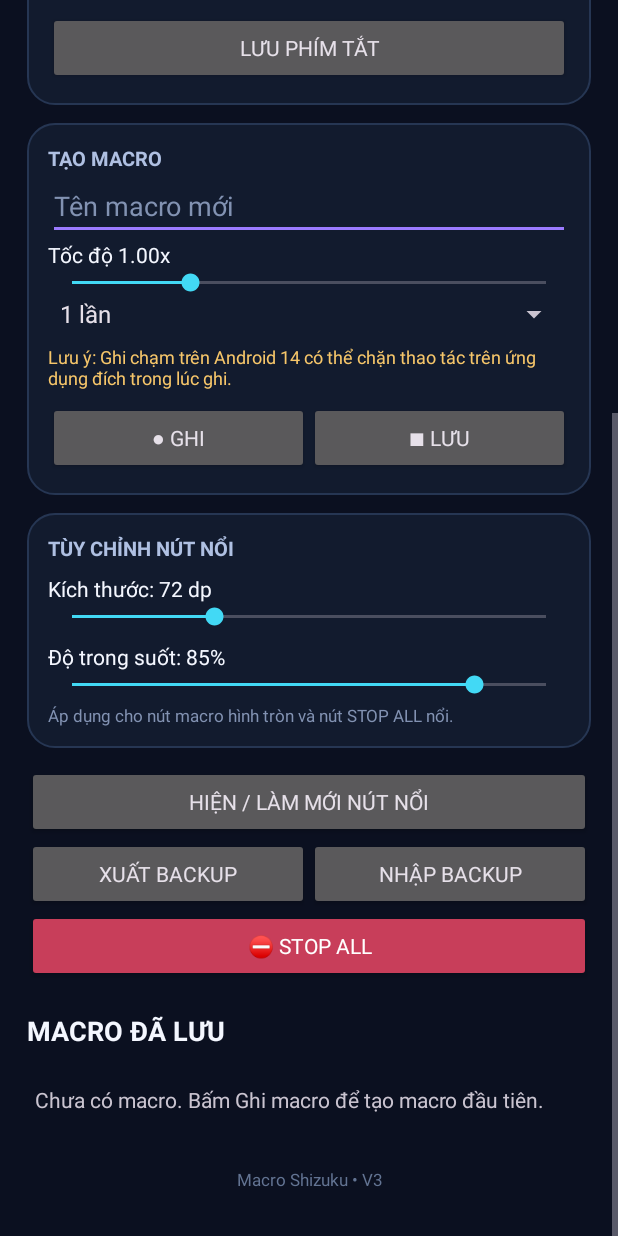
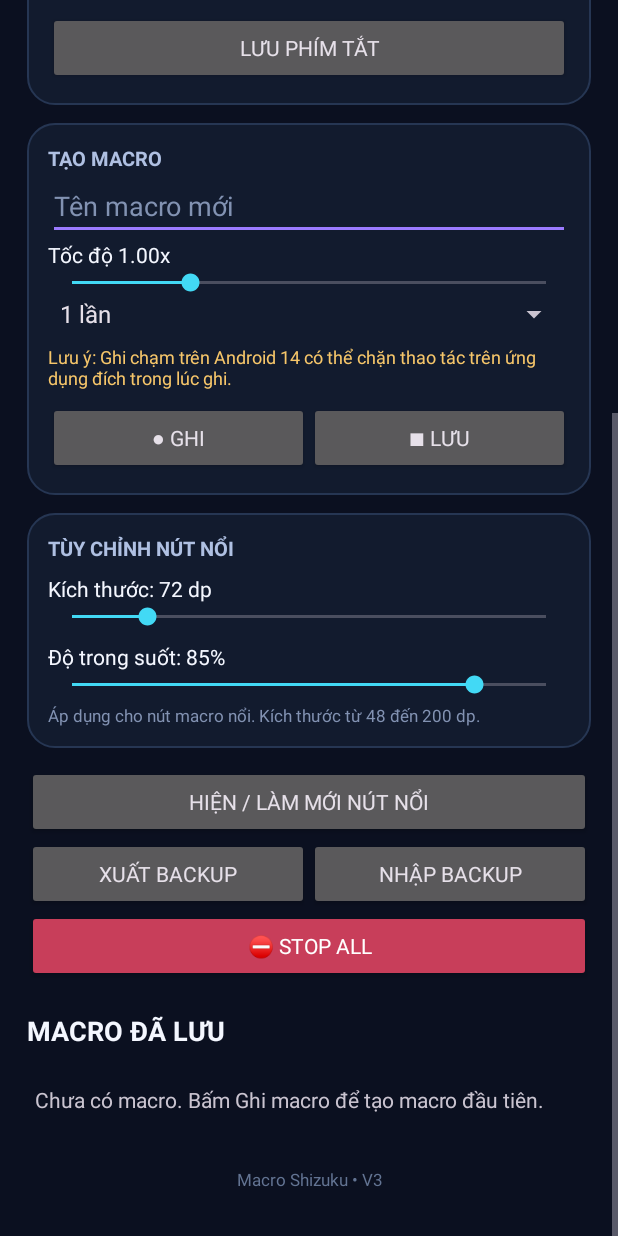
Before and after one commit to thezkhai07-dev/MacroShizuku-V3-Android14, an Android app: the screen it shows after launch (MainActivity), scrolled down 413 dp, on a phone screen of 412 x 824 dp. Run offline under Robolectric (Android 15) with nearby library versions, the phone set to English and light mode, and no system bars; libraries missing offline, so code that uses them is left out: rikka.shizuku; 3 statements that could not run were skipped.

Commit message:
Expand floating macro size and add color control

```diff
--- a/app/src/main/res/layout/activity_main.xml
+++ b/app/src/main/res/layout/activity_main.xml
@@ -42,10 +42,10 @@
             android:background="@drawable/bg_panel" android:layout_width="match_parent" android:layout_height="wrap_content">
             <TextView android:text="TÙY CHỈNH NÚT NỔI" android:textColor="#AFC0E2" android:textStyle="bold" android:textSize="13sp" android:layout_width="match_parent" android:layout_height="wrap_content"/>
             <TextView android:id="@+id/floatSizeText" android:text="Kích thước: 72 dp" android:textColor="#F4F7FF" android:paddingTop="8dp" android:layout_width="match_parent" android:layout_height="wrap_content"/>
-            <SeekBar android:id="@+id/floatSize" android:max="80" android:progress="24" android:progressTint="#42D9F5" android:thumbTint="#42D9F5" android:layout_width="match_parent" android:layout_height="wrap_content"/>
+            <SeekBar android:id="@+id/floatSize" android:max="152" android:progress="24" android:progressTint="#42D9F5" android:thumbTint="#42D9F5" android:layout_width="match_parent" android:layout_height="wrap_content"/>
             <TextView android:id="@+id/floatAlphaText" android:text="Độ trong suốt: 85%" android:textColor="#F4F7FF" android:paddingTop="8dp" android:layout_width="match_parent" android:layout_height="wrap_content"/>
             <SeekBar android:id="@+id/floatAlpha" android:max="100" android:progress="85" android:progressTint="#42D9F5" android:thumbTint="#42D9F5" android:layout_width="match_parent" android:layout_height="wrap_content"/>
-            <TextView android:text="Áp dụng cho nút macro hình tròn và nút STOP ALL nổi." android:textColor="#8292B2" android:textSize="11sp" android:paddingTop="4dp" android:layout_width="match_parent" android:layout_height="wrap_content"/>
+            <TextView android:text="Áp dụng cho nút macro nổi. Kích thước từ 48 đến 200 dp." android:textColor="#8292B2" android:textSize="11sp" android:paddingTop="4dp" android:layout_width="match_parent" android:layout_height="wrap_content"/>
         </LinearLayout>
         <Button android:id="@+id/floatBtn" android:text="Hiện / làm mới nút nổi" android:layout_marginTop="12dp" android:layout_width="match_parent" android:layout_height="wrap_content"/>
         <LinearLayout android:orientation="horizontal" android:layout_width="match_parent" android:layout_height="wrap_content">
```
